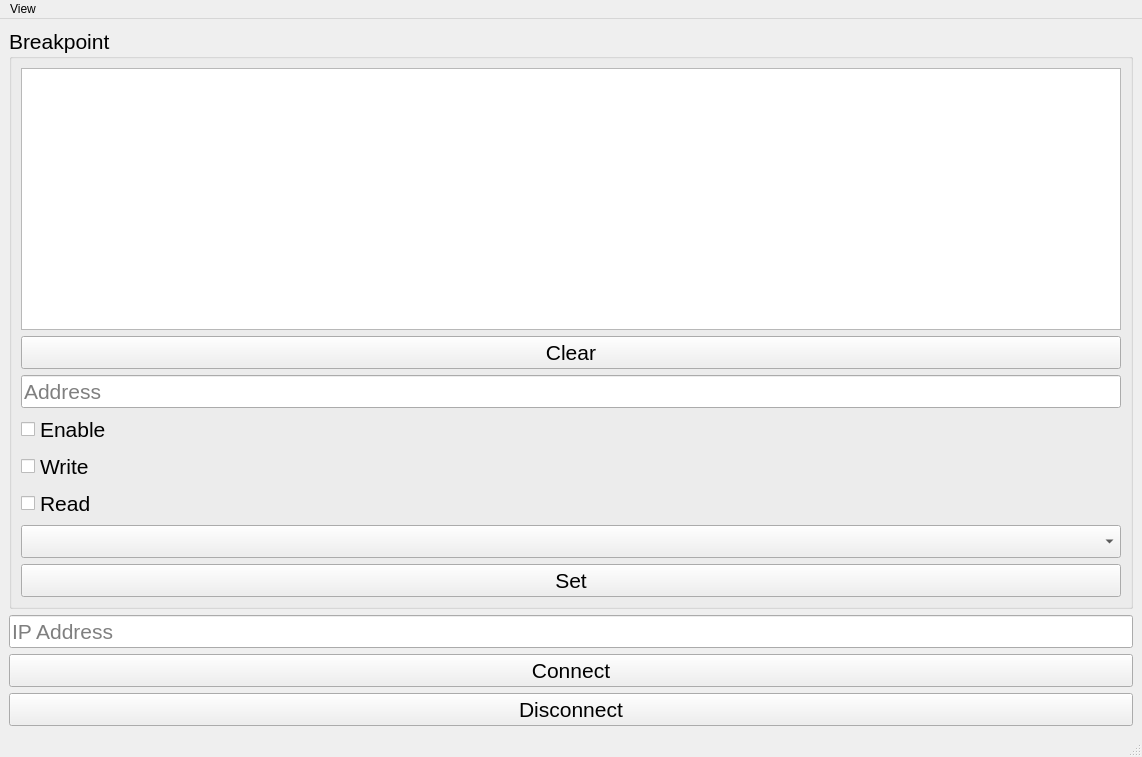
This is Client/UI/mainwindow.ui in Nanashi-Hax/Quantite as Qt 5 draws it before an edit. The edited form follows.
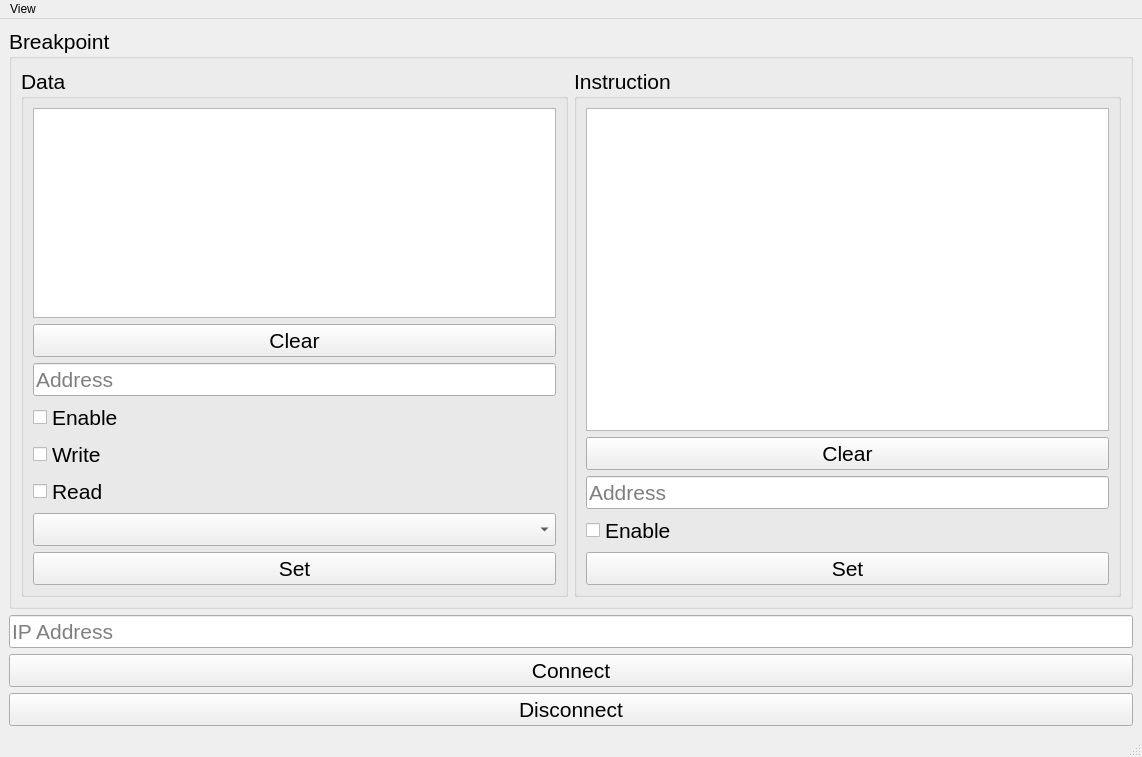
This is the edited form.

```diff
--- a/Client/UI/mainwindow.ui
+++ b/Client/UI/mainwindow.ui
@@ -27,7 +27,13 @@
         <property name="title">
          <string>Breakpoint</string>
         </property>
-        <layout class="QVBoxLayout" name="verticalLayout_3">
+        <layout class="QHBoxLayout" name="horizontalLayout">
+         <item>
+          <widget class="QGroupBox" name="groupBoxDataBreakpoint">
+           <property name="title">
+            <string>Data</string>
+           </property>
+           <layout class="QVBoxLayout" name="verticalLayout_4">
          <item>
           <widget class="QTableView" name="tableViewDataBreakpoint"/>
          </item>
@@ -102,6 +108,49 @@
            <property name="text">
             <string>Set</string>
            </property>
+             </widget>
+            </item>
+           </layout>
+          </widget>
+         </item>
+         <item>
+          <widget class="QGroupBox" name="groupBoxInstructionBreakpoint">
+           <property name="title">
+            <string>Instruction</string>
+           </property>
+           <layout class="QVBoxLayout" name="verticalLayout_3">
+            <item>
+             <widget class="QTableView" name="tableViewInstructionBreakpoint"/>
+            </item>
+            <item>
+             <widget class="QPushButton" name="pushButtonInstructionBreakpointClear">
+              <property name="text">
+               <string>Clear</string>
+              </property>
+             </widget>
+            </item>
+            <item>
+             <widget class="QLineEdit" name="lineEditInstructionBreakpointAddress">
+              <property name="placeholderText">
+               <string>Address</string>
+              </property>
+             </widget>
+            </item>
+            <item>
+             <widget class="QCheckBox" name="checkBoxInstructionBreakpointEnable">
+              <property name="text">
+               <string>Enable</string>
+              </property>
+             </widget>
+            </item>
+            <item>
+             <widget class="QPushButton" name="pushButtonSetInstructionBreakpoint">
+              <property name="text">
+               <string>Set</string>
+              </property>
+             </widget>
+            </item>
+           </layout>
           </widget>
          </item>
         </layout>
```
Lines whose indentation alone changed are shown as unchanged.
